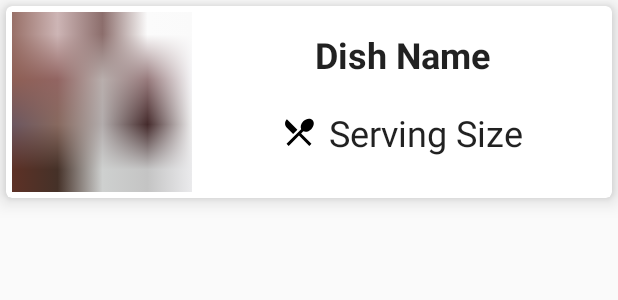
After one commit to sauravchhabra/BakingApp, an Android app: the layout recipes_item_main.xml on its own in the app's theme, with its tools: preview values and no code run, on a phone screen of 412 x 824 dp. The commit adds this screen. Shown: the top 300 px of the screen. Run offline under Robolectric (Android 15) with nearby library versions, the phone set to English and light mode, and no system bars.

Commit message:
Added the layout for app widget. Need to implement the functionalit

```diff
--- /dev/null
+++ b/app/src/main/res/drawable/ic_local_dining_black_24dp.xml
@@ -0,0 +1,9 @@
+<vector xmlns:android="http://schemas.android.com/apk/res/android"
+        android:width="24dp"
+        android:height="24dp"
+        android:viewportWidth="24.0"
+        android:viewportHeight="24.0">
+    <path
+        android:fillColor="#FF000000"
+        android:pathData="M8.1,13.34l2.83,-2.83L3.91,3.5c-1.56,1.56 -1.56,4.09 0,5.66l4.19,4.18zM14.88,11.53c1.53,0.71 3.68,0.21 5.27,-1.38 1.91,-1.91 2.28,-4.65 0.81,-6.12 -1.46,-1.46 -4.2,-1.1 -6.12,0.81 -1.59,1.59 -2.09,3.74 -1.38,5.27L3.7,19.87l1.41,1.41L12,14.41l6.88,6.88 1.41,-1.41L13.41,13l1.47,-1.47z"/>
+</vector>
--- /dev/null
+++ b/app/src/main/res/layout/recipes_item_main.xml
@@ -0,0 +1,61 @@
+<?xml version="1.0" encoding="utf-8"?>
+<android.support.design.card.MaterialCardView xmlns:android="http://schemas.android.com/apk/res/android"
+    xmlns:app="http://schemas.android.com/apk/res-auto"
+    xmlns:tools="http://schemas.android.com/tools"
+    android:layout_width="match_parent"
+    android:layout_height="wrap_content"
+    android:layout_margin="4dp"
+    android:foreground="?android:attr/selectableItemBackground"
+    app:cardCornerRadius="4dp"
+    app:cardElevation="8dp">
+
+    <android.support.constraint.ConstraintLayout
+        android:layout_width="match_parent"
+        android:layout_height="wrap_content">
+
+        <ImageView
+            android:id="@+id/dish_iv_main"
+            android:layout_width="@dimen/image_dimen_main"
+            android:layout_height="@dimen/image_dimen_main"
+            android:layout_margin="4dp"
+            android:adjustViewBounds="true"
+            android:contentDescription="@string/dish_image_description"
+            android:scaleType="centerCrop"
+            app:layout_constraintBottom_toBottomOf="parent"
+            app:layout_constraintStart_toStartOf="parent"
+            app:layout_constraintTop_toTopOf="parent"
+            tools:src="@drawable/brownies" />
+
+        <TextView
+            android:id="@+id/dish_tv_main"
+            android:layout_width="wrap_content"
+            android:layout_height="wrap_content"
+            android:layout_marginStart="8dp"
+            android:layout_marginTop="16dp"
+            android:layout_marginEnd="8dp"
+            android:textAppearance="@style/TextAppearance.AppCompat.Headline"
+            android:textStyle="bold"
+            app:layout_constraintEnd_toEndOf="parent"
+            app:layout_constraintStart_toEndOf="@+id/dish_iv_main"
+            app:layout_constraintTop_toTopOf="parent"
+            tools:text="Dish Name" />
+
+        <TextView
+            android:layout_width="wrap_content"
+            android:layout_height="wrap_content"
+            android:layout_marginStart="8dp"
+            android:layout_marginTop="8dp"
+            android:layout_marginEnd="8dp"
+            android:layout_marginBottom="16dp"
+            android:id="@+id/serving_main"
+            android:drawablePadding="8dp"
+            android:drawableStart="@drawable/ic_local_dining_black_24dp"
+            android:textAppearance="@style/TextAppearance.MaterialComponents.Headline5"
+            app:layout_constraintBottom_toBottomOf="parent"
+            app:layout_constraintEnd_toEndOf="@+id/dish_tv_main"
+            app:layout_constraintStart_toStartOf="@+id/dish_tv_main"
+            app:layout_constraintTop_toBottomOf="@+id/dish_tv_main"
+            tools:text="Serving Size" />
+    </android.support.constraint.ConstraintLayout>
+
+</android.support.design.card.MaterialCardView>
--- a/app/src/main/res/values/dimens.xml
+++ b/app/src/main/res/values/dimens.xml
@@ -2,4 +2,6 @@
 <!--TODO: Define the  height and width here of all the qualifiers-->
 <resources>
     <dimen name="widget_min_value">180dp</dimen>
+    <dimen name="widget_margin">8dp</dimen>
+    <dimen name="image_dimen_main">120dp</dimen>
 </resources>
--- a/app/src/main/res/values/strings.xml
+++ b/app/src/main/res/values/strings.xml
@@ -7,4 +7,5 @@
     <string name="add_to_widget">Add this recipe to widget list</string>
     <string name="recipe_added">Successfully added recipe</string>
     <string name="add_recipe_widget">Add some recipe to widget first</string>
+    <string name="dish_image_description">Dish Image</string>
 </resources>
```
Also changed, not shown: app/src/main/res/layout/activity_main.xml (+16 -6 lines), app/src/main/res/layout/ingredient_widget_item.xml (added, +32 -0 lines).
